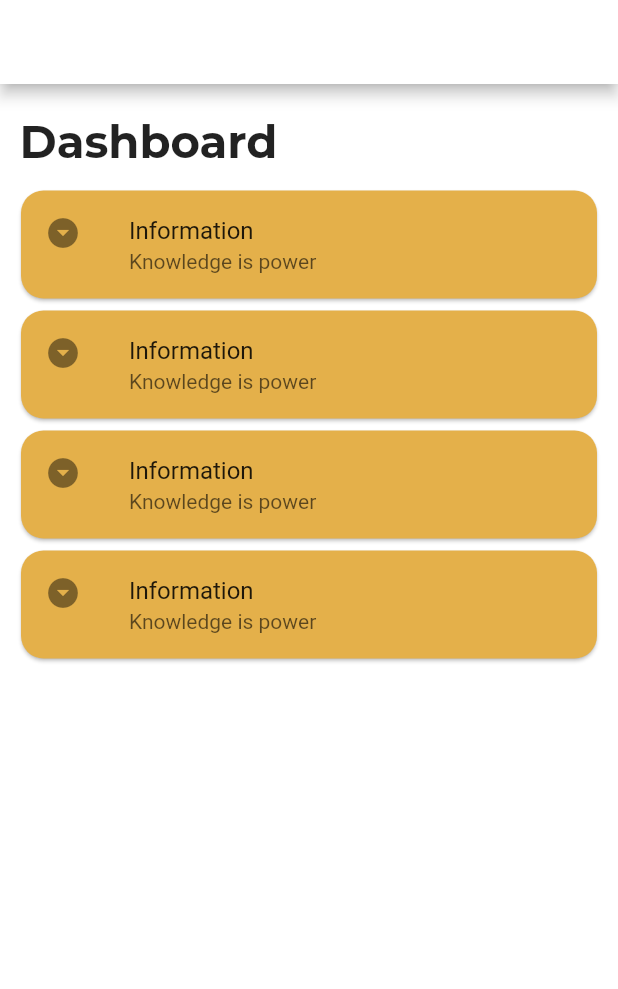
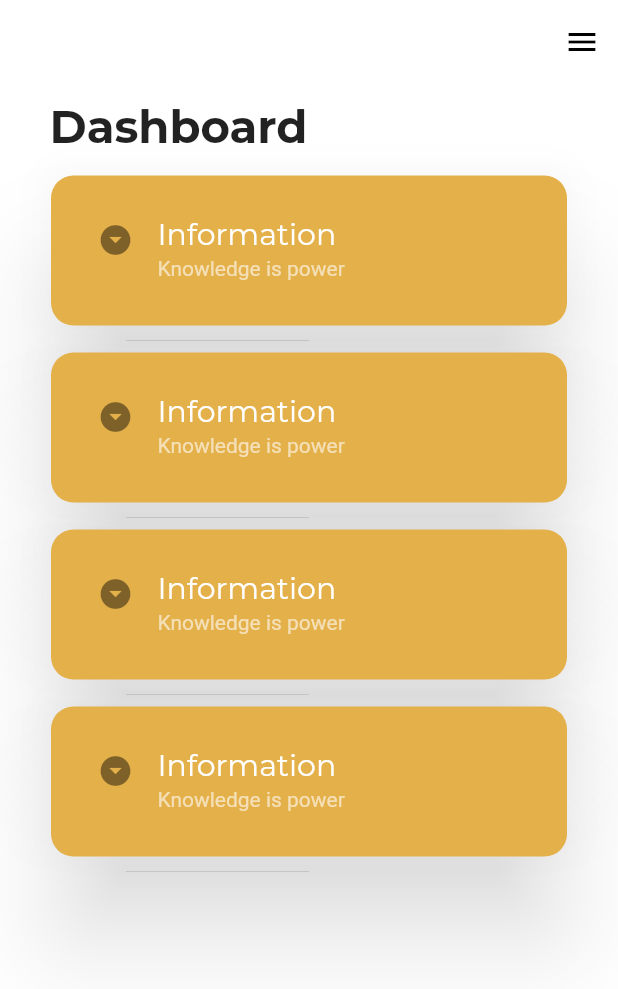
Before and after one commit to radaSpu/radaV2, a Flutter app: the Dashboard screen opened directly, on a phone screen of 412 x 824 dp. Shown: the top 989 px of the screen. Run offline on Flutter 3.47's test engine with Material 2 defaults, Android fonts, the phone set to English and light mode, and no system bars; our stand-ins replace another_flushbar, firebase_auth, firebase_core, fluttertoast, form_field_validator, page_transition; accounts and stored records are empty; project files that could hold a hidden picture were left out.

Commit message:
dashboard

```diff
--- a/lib/main.dart
+++ b/lib/main.dart
@@ -22,7 +22,7 @@ class MyApp extends StatelessWidget {
       debugShowCheckedModeBanner: false,
       theme: ThemeData( buttonColor: Colors.black ),
       /*home: GettingStartedScreen(),*/
-      home: SignUpScreen(),
+      home: Dashboard(),
       /*routes: {
         LoginScreen.routeName: (ctx) => LoginScreen(),
         SignupScreen.routeName: (ctx) => SignupScreen(),
--- a/lib/screens/dashboard.dart
+++ b/lib/screens/dashboard.dart
@@ -10,14 +10,43 @@ class Dashboard extends StatefulWidget {
 }
 
 class _DashboardState extends State<Dashboard> {
+
+  static const IconData menu = IconData(0x0000, fontFamily: 'MaterialIcons');
+
   @override
   Widget build(BuildContext context) {
     return new Scaffold(
         appBar: new AppBar(
-        backgroundColor: Colors.white,),
+         backgroundColor: Colors.white,
+          elevation: 0,
+          actions: [
+        PopupMenuButton(
+        icon: Icon(Icons.menu,color: Colors.black),
+      itemBuilder: (BuildContext context) => <PopupMenuEntry>[
+        const PopupMenuItem(
+          child: ListTile(
+            leading: Icon(Icons.add),
+            title: Text('Profile'),
+          ),
+        ),
+        const PopupMenuItem(
+          child: ListTile(
+            leading: Icon(Icons.anchor),
+            title: Text('Contributors'),
+          ),
+        ),
+        const PopupMenuItem(
+          child: ListTile(
+            leading: Icon(Icons.article),
+            title: Text('Logout'),
+          ),
+        ),
+      ],
+    ),
+          ],),
         backgroundColor: Colors.white,
         body: Padding(
-            padding: const EdgeInsets.fromLTRB(10, 10, 10, 0),
+            padding: const EdgeInsets.fromLTRB(30, 0, 30, 0),
             child: ListView(children: <Widget>[
               Container(
               padding: const EdgeInsets.fromLTRB(3, 10, 0, 10),
@@ -29,7 +58,53 @@ class _DashboardState extends State<Dashboard> {
                     fontFamily: 'Montserrat'),
               ),
             ),
-              Row(children: [
+              Padding(
+                padding: const EdgeInsets.fromLTRB(0, 0, 0, 10),
+                child: Row(children: [
+                  Expanded(
+
+                    child: GestureDetector(
+                      onTap: () {
+                        // Navigator.push(
+                        //     context,
+                        //     MaterialPageRoute(
+                        //         builder: (ctx) => Information(
+                        //           synced: synced,
+                        //         )));
+                      },
+
+                      child: _cardDashBoard(
+                          'Information',
+                          'Knowledge is power',
+                          'assets/images/Information_Icon.png'),
+                    ),
+                  ),
+                ]),
+              ),
+              Padding(
+                padding: const EdgeInsets.fromLTRB(0, 0, 0, 10),
+                child: Row(children: [
+                  Expanded(
+                    child: GestureDetector(
+                      onTap: () {
+                      //   Navigator.push(
+                      //       context,
+                      //       MaterialPageRoute(
+                      //           builder: (ctx) => Information(
+                      //             synced: synced,
+                      //           )));
+                      },
+                      child: _cardDashBoard(
+                          'Information',
+                          'Knowledge is power',
+                          'assets/images/Information_Icon.png'),
+                    ),
+                  ),
+                ]),
+              ),
+              Padding(
+                padding: const EdgeInsets.fromLTRB(0, 0, 0, 10),
+                child: Row(children: [
                   Expanded(
                     child: GestureDetector(
                       onTap: () {
@@ -47,25 +122,10 @@ class _DashboardState extends State<Dashboard> {
                     ),
                   ),
                 ]),
-              Row(children: [
-                Expanded(
-                  child: GestureDetector(
-                    onTap: () {
-                    //   Navigator.push(
-                    //       context,
-                    //       MaterialPageRoute(
-                    //           builder: (ctx) => Information(
-                    //             synced: synced,
-                    //           )));
-                    },
-                    child: _cardDashBoard(
-                        'Information',
-                        'Knowledge is power',
-                        'assets/images/Information_Icon.png'),
               ),
-                ),
-              ]),
-              Row(children: [
+              Padding(
+                padding: const EdgeInsets.fromLTRB(0, 0, 0, 10),
+                child: Row(children: [
                   Expanded(
                     child: GestureDetector(
                       onTap: () {
@@ -83,24 +143,7 @@ class _DashboardState extends State<Dashboard> {
                     ),
                   ),
                 ]),
-              Row(children: [
-                Expanded(
-                  child: GestureDetector(
-                    onTap: () {
-                      // Navigator.push(
-                      //     context,
-                      //     MaterialPageRoute(
-                      //         builder: (ctx) => Information(
-                      //           synced: synced,
-                      //         )));
-                    },
-                    child: _cardDashBoard(
-                        'Information',
-                        'Knowledge is power',
-                        'assets/images/Information_Icon.png'),
               ),
-                ),
-              ]),
             ])));
   }
 }
@@ -108,19 +151,29 @@ class _DashboardState extends State<Dashboard> {
 Widget _cardDashBoard(String title, String description, String image) {
   return Card(
     color: Color(0xffE4B04A),
+    elevation: 30,
+    shadowColor: Colors.white,
     shape: RoundedRectangleBorder(
         borderRadius: BorderRadius.circular(15.0),),
-    child: Column(
-        children: [
-    ListTile(
+    child: SizedBox(
+      height: 100,
+      child: Padding(
+        padding: const EdgeInsets.all(15.0),
+        child: ListTile(
+          minLeadingWidth: 10,
         leading: Icon(Icons.arrow_drop_down_circle),
-    title: Text(title),
+        title: Text(title,
+        style: TextStyle(color: Colors.white,
+        fontWeight: FontWeight.w500,
+        fontFamily: 'Montserrat',
+        fontSize: 20),
+        ),
         subtitle: Text(
           description,
-      style: TextStyle(color: Colors.black.withOpacity(0.6)),
+          style: TextStyle(color: Colors.white.withOpacity(0.6)),
         ),
   ),
-]
+      ),
     )
   );
 }
--- a/pubspec.yaml
+++ b/pubspec.yaml
@@ -30,6 +30,7 @@ dependencies:
   form_field_validator:
   # add this line to your dependencies
   fluttertoast: ^8.0.9
+  http:
 
   # The following adds the Cupertino Icons font to your application.
   # Use with the CupertinoIcons class for iOS style icons.
```
Also changed, not shown: lib/screens/sign_up.dart (+8 -8 lines), pubspec.lock. Lines whose indentation alone changed are shown as unchanged.
